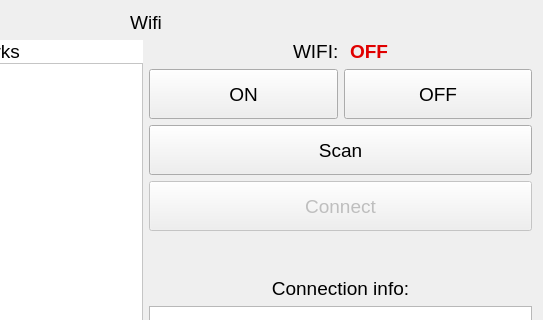
Above: ui/widgets/wifi/android/wifimanagerpage.ui from veodev/av_training before the change; both pictures show x 251 to 794 and y 0 to 320 of the 794 by 644 pixel window. Below: the same form after it.
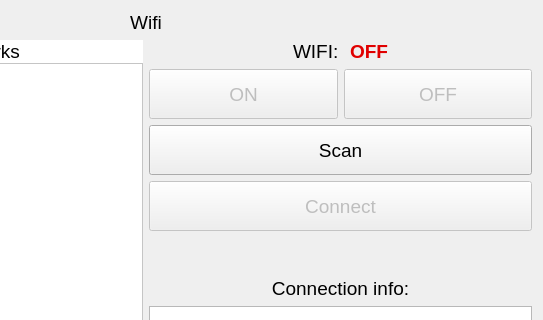
That is the form after the change.

Diff of the .ui file:
```diff
--- a/ui/widgets/wifi/android/wifimanagerpage.ui
+++ b/ui/widgets/wifi/android/wifimanagerpage.ui
@@ -293,6 +293,9 @@
         <layout class="QHBoxLayout" name="horizontalLayout">
          <item>
           <widget class="QPushButton" name="wifiOnButton">
+           <property name="enabled">
+            <bool>false</bool>
+           </property>
            <property name="sizePolicy">
             <sizepolicy hsizetype="Expanding" vsizetype="Fixed">
              <horstretch>0</horstretch>
@@ -317,6 +320,9 @@
          </item>
          <item>
           <widget class="QPushButton" name="wifiOffButton">
+           <property name="enabled">
+            <bool>false</bool>
+           </property>
            <property name="sizePolicy">
             <sizepolicy hsizetype="Expanding" vsizetype="Fixed">
              <horstretch>0</horstretch>
```
